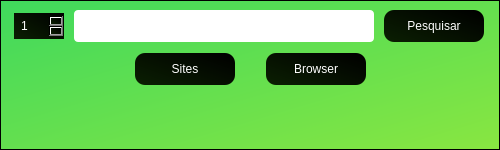
First picture: the form in ui_files/first_window.ui, repository caioTeless/final_jambo, before the edit.
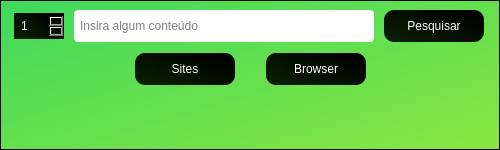
Second picture: the form after the edit.

Diff of the .ui file:
```diff
--- a/ui_files/first_window.ui
+++ b/ui_files/first_window.ui
@@ -156,6 +156,12 @@
 border-radius: 4px;
 padding: 4px;</string>
           </property>
+          <property name="placeholderText">
+           <string>Insira algum conteúdo</string>
+          </property>
+          <property name="clearButtonEnabled">
+           <bool>true</bool>
+          </property>
          </widget>
         </item>
         <item>
```
